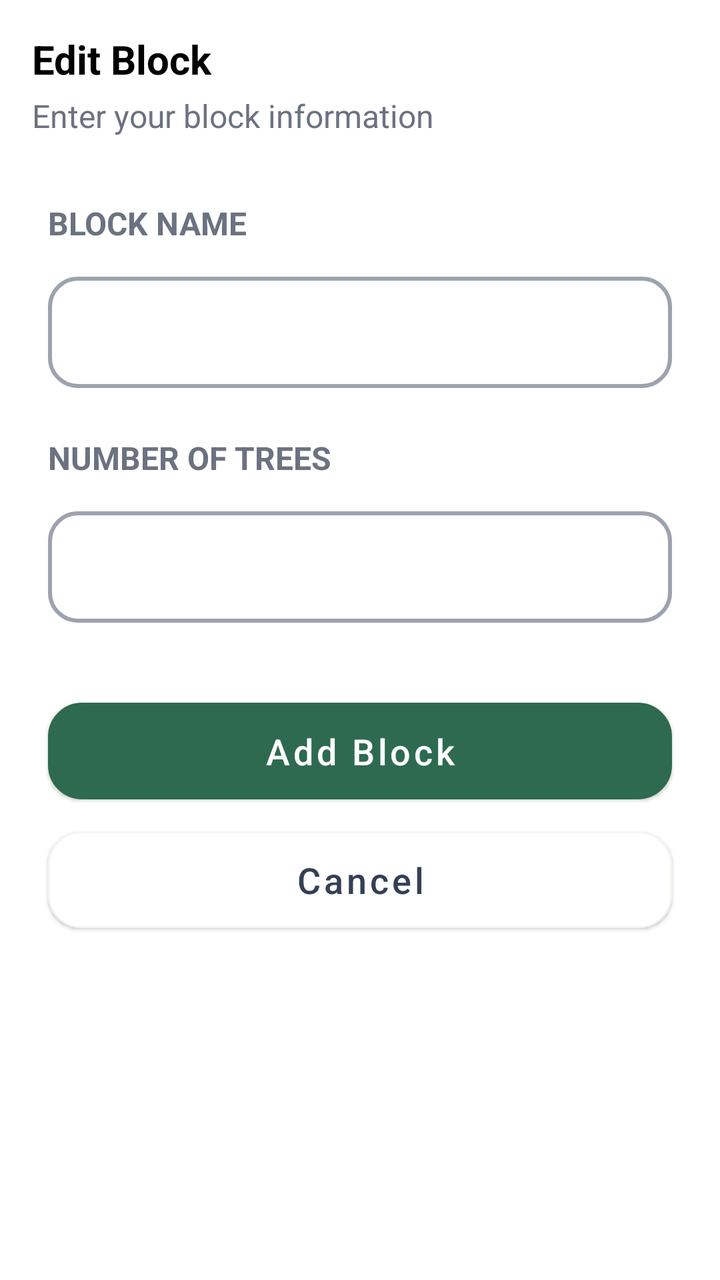
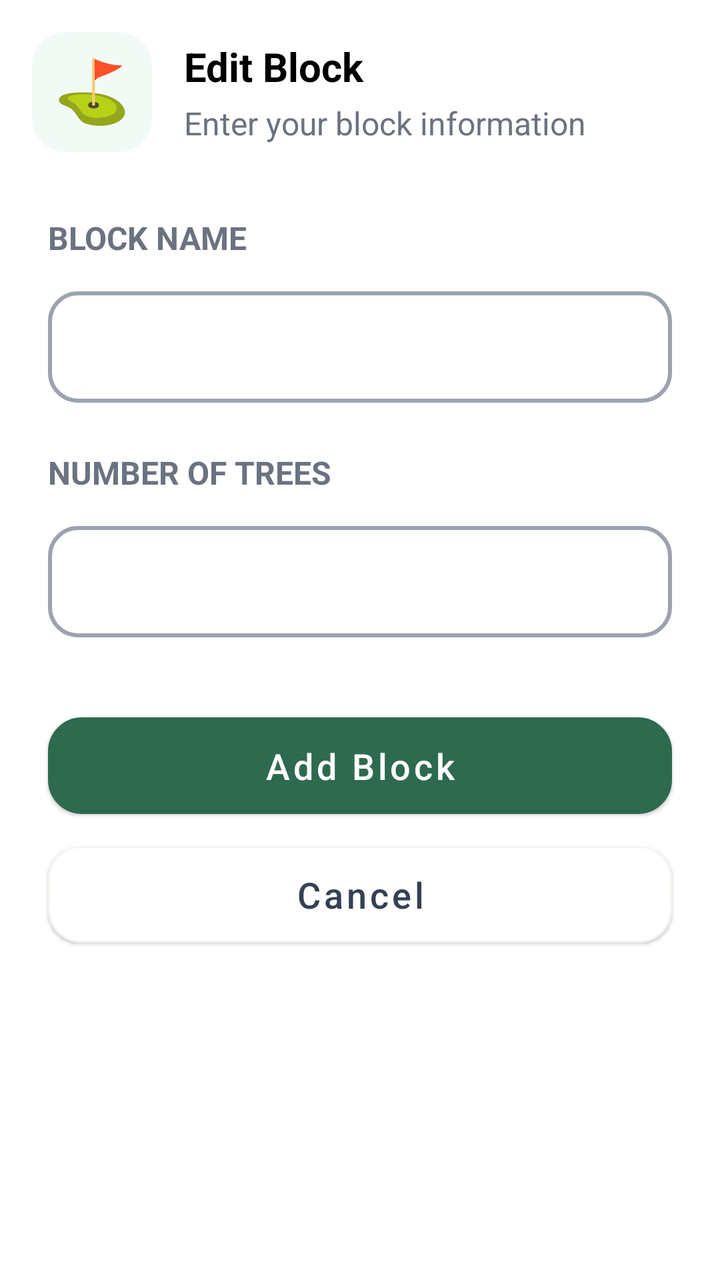

Before-and-after screenshots of an Android layout around one commit, followed by the original layout XML and the change that was made.
<!-- AndroidManifest.xml: application theme Theme.Avocado -->
<!-- res/layout/dialog_edit_block.xml -->
<?xml version="1.0" encoding="utf-8"?>
<LinearLayout xmlns:android="http://schemas.android.com/apk/res/android"
    xmlns:app="http://schemas.android.com/apk/res-auto"
    android:layout_width="match_parent"
    android:layout_height="match_parent"
    android:orientation="vertical"
    android:background="@color/white">

    <androidx.core.widget.NestedScrollView
        android:layout_width="match_parent"
        android:layout_height="0dp"
        android:layout_weight="1"
        android:fillViewport="true">
        <LinearLayout
            android:orientation="vertical"
            android:layout_width="match_parent"
            android:layout_height="match_parent"
            android:padding="16dp">
            <TextView
                android:layout_width="wrap_content"
                android:layout_height="wrap_content"
                android:text="Edit Block"
                android:textSize="20sp"
                android:textColor="@color/black"
                android:textStyle="bold"
                android:layout_marginBottom="4dp"/>
            <TextView
                android:layout_width="wrap_content"
                android:layout_height="wrap_content"
                android:text="Enter your block information"
                android:textSize="16sp"
                android:textColor="@color/slate"
                android:textStyle="normal"
                android:layout_marginBottom="32dp"/>
            <LinearLayout
                android:id="@+id/fragment_record_step_6_chemical_control_linear_layout"
                android:orientation="vertical"
                android:layout_width="match_parent"
                android:layout_height="wrap_content"
                android:layout_marginTop="0dp"
                android:padding="0dp">
                <TextView
                    android:layout_width="wrap_content"
                    android:layout_height="wrap_content"
                    android:text="BLOCK NAME"
                    android:textSize="16sp"
                    android:textColor="@color/slate"
                    android:textStyle="bold"
                    android:layout_marginStart="8dp"
                    android:layout_marginEnd="8dp"
                    android:layout_marginTop="0dp"
                    android:layout_marginBottom="8dp"/>
                <com.google.android.material.textfield.TextInputLayout
                    style="@style/Widget.MaterialComponents.TextInputLayout.OutlinedBox"
                    android:layout_width="match_parent"
                    android:layout_height="wrap_content"
                    android:layout_margin="8dp"
                    app:hintEnabled="false"
                    android:background="@null">
                    <com.google.android.material.textfield.TextInputEditText
                        android:id="@+id/dialog_edit_block_block_name_edit_text"
                        android:layout_width="match_parent"
                        android:layout_height="wrap_content"
                        android:inputType="text"
                        android:background="@drawable/text_input_background_1"
                        android:textColor="@color/edit_text_color"
                        android:textSize="16sp" />
                </com.google.android.material.textfield.TextInputLayout>
                <TextView
                    android:layout_width="wrap_content"
                    android:layout_height="wrap_content"
                    android:text="NUMBER OF TREES"
                    android:textSize="16sp"
                    android:textColor="@color/slate"
                    android:textStyle="bold"
                    android:layout_marginStart="8dp"
                    android:layout_marginEnd="8dp"
                    android:layout_marginTop="16dp"
                    android:layout_marginBottom="8dp"/>
                <com.google.android.material.textfield.TextInputLayout
                    style="@style/Widget.MaterialComponents.TextInputLayout.OutlinedBox"
                    android:layout_width="match_parent"
                    android:layout_height="wrap_content"
                    android:layout_margin="8dp"
                    app:hintEnabled="false"
                    android:background="@null">
                    <com.google.android.material.textfield.TextInputEditText
                        android:id="@+id/dialog_edit_block_number_of_trees_edit_text"
                        android:layout_width="match_parent"
                        android:layout_height="wrap_content"
                        android:inputType="number"
                        android:background="@drawable/text_input_background_1"
                        android:textColor="@color/edit_text_color"
                        android:textSize="16sp" />
                </com.google.android.material.textfield.TextInputLayout>
            </LinearLayout>
            <Button
                android:id="@+id/dialog_edit_block_add_button"
                style="@style/Widget.MaterialComponents.Button.UnelevatedButton"
                android:layout_width="match_parent"
                android:layout_height="wrap_content"
                android:layout_marginStart="8dp"
                android:layout_marginEnd="8dp"
                android:layout_marginTop="32dp"
                android:layout_marginBottom="8dp"
                android:padding="12dp"
                app:backgroundTint="@null"
                android:text="Add Block"
                android:textSize="18sp"
                android:textColor="@color/white"
                android:textAllCaps="false"
                app:cornerRadius="16dp"
                android:elevation="1dp"
                android:background="@drawable/button_background_3"
                android:foreground="@drawable/custom_ripple_1"/>
            <Button
                android:id="@+id/dialog_edit_block_cancel_button"
                style="@style/Widget.MaterialComponents.Button.UnelevatedButton"
                android:layout_width="match_parent"
                android:layout_height="wrap_content"
                android:layout_marginStart="8dp"
                android:layout_marginEnd="8dp"
                android:layout_marginTop="8dp"
                android:layout_marginBottom="16dp"
                android:padding="12dp"
                android:text="Cancel"
                android:textAllCaps="false"
                android:textColor="#344054"
                android:textSize="18sp"
                app:backgroundTint="@null"
                app:cornerRadius="16dp"
                android:elevation="1dp"
                android:background="@drawable/button_background_4"
                android:foreground="@drawable/custom_ripple_1"/>
        </LinearLayout>
    </androidx.core.widget.NestedScrollView>
</LinearLayout>
<!-- resources referenced by this layout -->
<resources>
  <color name="black">#FF000000</color>
  <color name="edit_text_color">#1A1A1A</color>
  <color name="slate">#6B7280</color>
  <color name="white">#FFFFFFFF</color>
  <!-- drawable button_background_3 (drawable) -->
  <?xml version="1.0" encoding="utf-8"?>
  <shape xmlns:android="http://schemas.android.com/apk/res/android">
  
      <solid
          android:color="#2E6A4F" />
      <stroke
          android:width="2dp"
          android:color="#2E6A4F" />
      <corners
          android:radius="16dp" />
  
  </shape>
  <!-- drawable button_background_4 (drawable) -->
  <?xml version="1.0" encoding="utf-8"?>
  <shape xmlns:android="http://schemas.android.com/apk/res/android">
  
      <solid
          android:color="#FFFFFF" />
      <corners
          android:radius="16dp" />
      <stroke
          android:width="1dp"
          android:color="#F5F5F0"/>
  
  </shape>
  <!-- drawable custom_ripple_1 (drawable) -->
  <?xml version="1.0" encoding="utf-8"?>
  <ripple xmlns:android="http://schemas.android.com/apk/res/android"
      android:color="?android:attr/colorControlHighlight"> 
  
      
      <item android:id="@android:id/mask">
          
          <shape android:shape="rectangle">
              <corners android:radius="16dp" />
              <solid android:color="@android:color/white" />
          </shape>
      </item>
  
  </ripple>
  <!-- drawable text_input_background_1 (drawable) -->
  <?xml version="1.0" encoding="utf-8"?>
  <shape xmlns:android="http://schemas.android.com/apk/res/android">
  
      <solid
          android:color="@color/text_input_color_2"/>
      <stroke
          android:width="2dp"
          android:color="@color/text_input_color_1"/>
      <corners
          android:radius="14dp"/>
  
  </shape>
  <color name="primary">#FF1A1A1A</color>
  <color name="primary_variant">#FF000000</color>
  <color name="on_primary">#FFFFFFFF</color>
  <color name="secondary">#FF9E9E9E</color>
  <color name="secondary_variant">#FF707070</color>
  <color name="on_secondary">#FF000000</color>
  <!-- unchanged entries left out for length: 1 -->
</resources>

<!-- the commit's change to res/layout/dialog_edit_block.xml (unified diff, before → after) -->
@@ -16,22 +16,40 @@
             android:layout_width="match_parent"
             android:layout_height="match_parent"
             android:padding="16dp">
-            <TextView
-                android:layout_width="wrap_content"
+            <LinearLayout
+                android:orientation="horizontal"
+                android:layout_width="match_parent"
                 android:layout_height="wrap_content"
-                android:text="Edit Block"
-                android:textSize="20sp"
-                android:textColor="@color/black"
-                android:textStyle="bold"
-                android:layout_marginBottom="4dp"/>
-            <TextView
-                android:layout_width="wrap_content"
-                android:layout_height="wrap_content"
-                android:text="Enter your block information"
-                android:textSize="16sp"
-                android:textColor="@color/slate"
-                android:textStyle="normal"
-                android:layout_marginBottom="32dp"/>
+                android:gravity="center_vertical"
+                android:layout_marginBottom="32dp">
+                <ImageView
+                    android:layout_width="60dp"
+                    android:layout_height="60dp"
+                    android:layout_marginEnd="16dp"
+                    android:src="@drawable/ic_flag_in_hole"
+                    android:padding="12dp"
+                    android:background="@drawable/image_background_12"/>
+                <LinearLayout
+                    android:orientation="vertical"
+                    android:layout_width="wrap_content"
+                    android:layout_height="wrap_content">
+                    <TextView
+                        android:layout_width="wrap_content"
+                        android:layout_height="wrap_content"
+                        android:text="Edit Block"
+                        android:textSize="20sp"
+                        android:textColor="@color/black"
+                        android:textStyle="bold"
+                        android:layout_marginBottom="4dp"/>
+                    <TextView
+                        android:layout_width="wrap_content"
+                        android:layout_height="wrap_content"
+                        android:text="Enter your block information"
+                        android:textSize="16sp"
+                        android:textColor="@color/slate"
+                        android:textStyle="normal" />
+                </LinearLayout>
+            </LinearLayout>
             <LinearLayout
                 android:id="@+id/fragment_record_step_6_chemical_control_linear_layout"
                 android:orientation="vertical"
<!-- resource entries referenced after the edit -->
@@ -45,6 +45,45 @@
       </item>
   
   </ripple>
+  <!-- drawable ic_flag_in_hole (drawable) -->
+  <vector xmlns:android="http://schemas.android.com/apk/res/android"
+      android:width="128dp"
+      android:height="128dp"
+      android:viewportWidth="128"
+      android:viewportHeight="128">
+    <path
+        android:pathData="M5.35,78.58c0.29,8.9 14.31,9.69 21.42,15 9.72,7.25 13.51,21.75 24.72,26.04s27.03,6.43 45.15,2.31 28.43,-14.81 25.38,-25.71c-3.79,-13.51 -20.76,-26.7 -54.38,-30.32s-51.08,1.98 -54.87,3.46 -7.58,4.12 -7.42,9.22"
+        android:fillColor="#94a61d"/>
+    <path
+        android:pathData="M20.84,75.45c0.78,4.23 10.22,4.94 16.48,13.02s8.9,14.87 18.29,18.62c6.59,2.64 19.15,5.8 38.89,-0.33 21.75,-6.76 17.44,-28.13 -16.48,-35.26 -32.13,-6.76 -58.33,-2.31 -57.18,3.95"
+        android:fillColor="#b7d118"/>
+    <path
+        android:pathData="M67.57,81.62c-6.13,-0.27 -10.37,1.6 -10.37,6.04 0,3.79 4.6,5.41 10.37,5.41 6.95,0 8.84,-2.98 8.75,-5.59 -0.1,-2.97 -2.24,-5.57 -8.75,-5.86"
+        android:fillColor="#4a4a29"/>
+    <path
+        android:pathData="M66.59,3.75c-1.71,0 -2.44,1.08 -2.44,2.35v81s0.71,1.05 2.61,1.05c1.89,0 2.62,-1.05 2.62,-1.05l-0.36,-81.72s-0.35,-1.63 -2.43,-1.63"
+        android:fillColor="#f7c875"/>
+    <path
+        android:pathData="M117.29,16.92c0.26,0.44 -3.01,4.02 -7.77,6.68 -6.13,3.43 -16.96,8.21 -22.37,10.28s-10.32,3.77 -13.08,5.32c-2.06,1.16 -4.51,4.69 -5.05,4.24 -0.28,-0.24 -0.32,-10.59 -0.43,-20.36 -0.1,-8.93 0.17,-17.08 0.34,-17.25 0.36,-0.36 1.17,-0.63 1.9,0s6.8,3.39 15.28,5.91 15.68,4.21 21.72,4.48 9.19,0.25 9.46,0.7"
+        android:fillColor="#ff4f28"/>
+  </vector>
+  <!-- drawable image_background_12 (drawable) -->
+  <?xml version="1.0" encoding="utf-8"?>
+  <shape xmlns:android="http://schemas.android.com/apk/res/android"
+      android:shape="rectangle">
+  
+      
+      <solid android:color="@color/active_bg" />
+  
+      
+      <stroke
+          android:width="2dp"
+          android:color="@color/active_bg" />
+  
+      
+      <corners android:radius="16dp" />
+  
+  </shape>
   <!-- drawable text_input_background_1 (drawable) -->
   <?xml version="1.0" encoding="utf-8"?>
   <shape xmlns:android="http://schemas.android.com/apk/res/android">
@@ -58,6 +97,7 @@
           android:radius="14dp"/>
   
   </shape>
+  <color name="active_bg">#F2FAF6</color>
   <color name="primary">#FF1A1A1A</color>
   <color name="primary_variant">#FF000000</color>
   <color name="on_primary">#FFFFFFFF</color>
